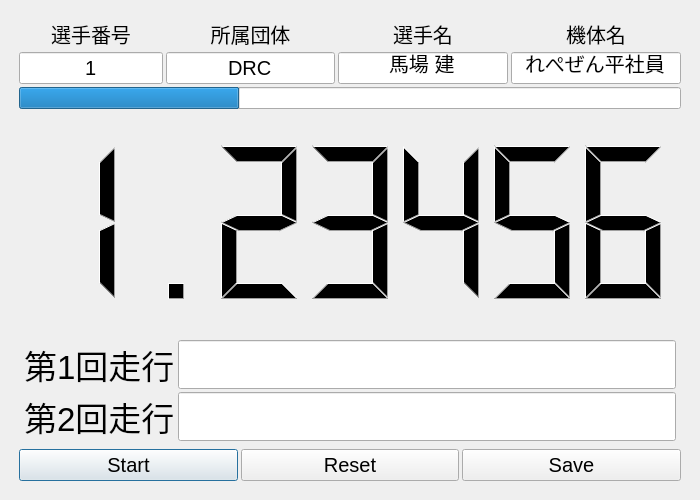
Before: the Qt Designer form TimerGui.ui in taketake25/Laptimer, drawn with Qt 5.
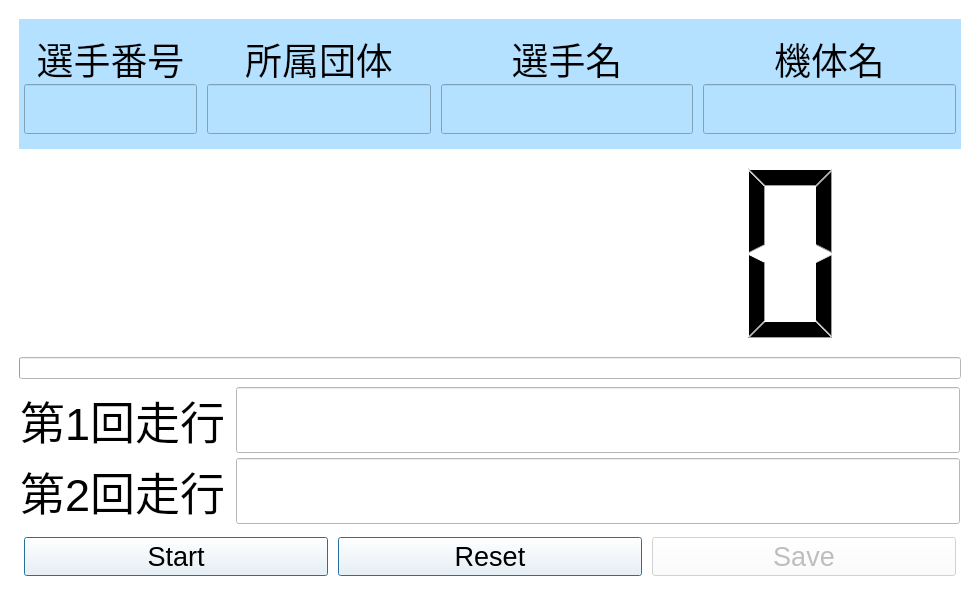
After: the same form once the commit is applied.

Commit message: change color and layout a little

```diff
--- a/TimerGui.ui
+++ b/TimerGui.ui
@@ -6,8 +6,8 @@
    <rect>
     <x>0</x>
     <y>0</y>
-    <width>700</width>
-    <height>500</height>
+    <width>980</width>
+    <height>600</height>
    </rect>
   </property>
   <property name="sizePolicy">
@@ -18,8 +18,8 @@
   </property>
   <property name="minimumSize">
    <size>
-    <width>700</width>
-    <height>500</height>
+    <width>800</width>
+    <height>600</height>
    </size>
   </property>
   <property name="maximumSize">
@@ -31,6 +31,12 @@
   <property name="windowTitle">
    <string>GODO_LapTimer.py</string>
   </property>
+  <property name="autoFillBackground">
+   <bool>false</bool>
+  </property>
+  <property name="styleSheet">
+   <string notr="true">background-color: rgb(255, 255, 255)</string>
+  </property>
   <widget class="QWidget" name="centralwidget">
    <property name="sizePolicy">
     <sizepolicy hsizetype="MinimumExpanding" vsizetype="MinimumExpanding">
@@ -50,6 +56,9 @@
    <property name="autoFillBackground">
     <bool>false</bool>
    </property>
+   <property name="styleSheet">
+    <string notr="true"/>
+   </property>
    <layout class="QHBoxLayout" name="horizontalLayout_2">
     <item>
      <layout class="QVBoxLayout" name="verticalLayout_3" stretch="0,0,0,0,0">
@@ -69,10 +78,32 @@
        <number>10</number>
       </property>
       <item>
+       <widget class="QFrame" name="infomation">
+        <property name="styleSheet">
+         <string notr="true">background-color:rgb(180, 225, 255)</string>
+        </property>
        <layout class="QGridLayout" name="gridLayout">
         <property name="sizeConstraint">
          <enum>QLayout::SetDefaultConstraint</enum>
         </property>
+         <property name="leftMargin">
+          <number>5</number>
+         </property>
+         <property name="topMargin">
+          <number>15</number>
+         </property>
+         <property name="rightMargin">
+          <number>5</number>
+         </property>
+         <property name="bottomMargin">
+          <number>15</number>
+         </property>
+         <property name="horizontalSpacing">
+          <number>10</number>
+         </property>
+         <property name="verticalSpacing">
+          <number>0</number>
+         </property>
         <item row="0" column="0">
          <widget class="QLabel" name="keyLabel">
           <property name="sizePolicy">
@@ -89,9 +120,15 @@
           </property>
           <property name="font">
            <font>
-            <pointsize>15</pointsize>
-           </font>
-          </property>
+             <pointsize>28</pointsize>
+            </font>
+           </property>
+           <property name="autoFillBackground">
+            <bool>false</bool>
+           </property>
+           <property name="styleSheet">
+            <string notr="true"/>
+           </property>
           <property name="text">
            <string>選手番号</string>
           </property>
@@ -101,6 +138,90 @@
           <property name="alignment">
            <set>Qt::AlignCenter</set>
           </property>
+           <property name="margin">
+            <number>10</number>
+           </property>
+          </widget>
+         </item>
+         <item row="1" column="1">
+          <widget class="QLineEdit" name="group">
+           <property name="minimumSize">
+            <size>
+             <width>0</width>
+             <height>0</height>
+            </size>
+           </property>
+           <property name="maximumSize">
+            <size>
+             <width>300</width>
+             <height>16777215</height>
+            </size>
+           </property>
+           <property name="font">
+            <font>
+             <pointsize>28</pointsize>
+            </font>
+           </property>
+           <property name="focusPolicy">
+            <enum>Qt::StrongFocus</enum>
+           </property>
+           <property name="contextMenuPolicy">
+            <enum>Qt::DefaultContextMenu</enum>
+           </property>
+           <property name="autoFillBackground">
+            <bool>false</bool>
+           </property>
+           <property name="styleSheet">
+            <string notr="true"/>
+           </property>
+           <property name="text">
+            <string/>
+           </property>
+           <property name="maxLength">
+            <number>25</number>
+           </property>
+           <property name="alignment">
+            <set>Qt::AlignCenter</set>
+           </property>
+          </widget>
+         </item>
+         <item row="0" column="1">
+          <widget class="QLabel" name="groupLabel">
+           <property name="sizePolicy">
+            <sizepolicy hsizetype="Preferred" vsizetype="Fixed">
+             <horstretch>0</horstretch>
+             <verstretch>0</verstretch>
+            </sizepolicy>
+           </property>
+           <property name="maximumSize">
+            <size>
+             <width>16777215</width>
+             <height>50</height>
+            </size>
+           </property>
+           <property name="font">
+            <font>
+             <pointsize>28</pointsize>
+            </font>
+           </property>
+           <property name="autoFillBackground">
+            <bool>false</bool>
+           </property>
+           <property name="styleSheet">
+            <string notr="true"/>
+           </property>
+           <property name="text">
+            <string>所属団体</string>
+           </property>
+           <property name="scaledContents">
+            <bool>false</bool>
+           </property>
+           <property name="alignment">
+            <set>Qt::AlignCenter</set>
+           </property>
+           <property name="margin">
+            <number>10</number>
+           </property>
          </widget>
         </item>
         <item row="1" column="0">
@@ -119,13 +240,13 @@
           </property>
           <property name="maximumSize">
            <size>
-            <width>150</width>
+             <width>250</width>
             <height>16777215</height>
            </size>
           </property>
           <property name="font">
            <font>
-            <pointsize>15</pointsize>
+             <pointsize>28</pointsize>
            </font>
           </property>
           <property name="focusPolicy">
@@ -134,59 +255,17 @@
           <property name="contextMenuPolicy">
            <enum>Qt::DefaultContextMenu</enum>
           </property>
-          <property name="text">
-           <string>1</string>
-          </property>
-          <property name="alignment">
-           <set>Qt::AlignCenter</set>
-          </property>
-         </widget>
-        </item>
-        <item row="0" column="1">
-         <widget class="QLabel" name="groupLabel">
-          <property name="sizePolicy">
-           <sizepolicy hsizetype="Preferred" vsizetype="Fixed">
-            <horstretch>0</horstretch>
-            <verstretch>0</verstretch>
-           </sizepolicy>
-          </property>
-          <property name="maximumSize">
-           <size>
-            <width>16777215</width>
-            <height>50</height>
-           </size>
-          </property>
-          <property name="font">
-           <font>
-            <pointsize>15</pointsize>
-           </font>
-          </property>
-          <property name="text">
-           <string>所属団体</string>
-          </property>
-          <property name="scaledContents">
+           <property name="autoFillBackground">
            <bool>false</bool>
           </property>
-          <property name="alignment">
-           <set>Qt::AlignCenter</set>
-          </property>
-         </widget>
-        </item>
-        <item row="1" column="1">
-         <widget class="QLineEdit" name="group">
-          <property name="font">
-           <font>
-            <pointsize>15</pointsize>
-           </font>
-          </property>
-          <property name="focusPolicy">
-           <enum>Qt::StrongFocus</enum>
-          </property>
-          <property name="contextMenuPolicy">
-           <enum>Qt::DefaultContextMenu</enum>
+           <property name="styleSheet">
+            <string notr="true"/>
           </property>
           <property name="text">
-           <string>DRC</string>
+            <string/>
+           </property>
+           <property name="maxLength">
+            <number>25</number>
           </property>
           <property name="alignment">
            <set>Qt::AlignCenter</set>
@@ -195,9 +274,15 @@
         </item>
         <item row="1" column="2">
          <widget class="QLineEdit" name="name">
+           <property name="maximumSize">
+            <size>
+             <width>350</width>
+             <height>16777215</height>
+            </size>
+           </property>
           <property name="font">
            <font>
-            <pointsize>15</pointsize>
+             <pointsize>28</pointsize>
            </font>
           </property>
           <property name="focusPolicy">
@@ -206,8 +291,17 @@
           <property name="contextMenuPolicy">
            <enum>Qt::DefaultContextMenu</enum>
           </property>
+           <property name="autoFillBackground">
+            <bool>false</bool>
+           </property>
+           <property name="styleSheet">
+            <string notr="true"/>
+           </property>
           <property name="text">
-           <string>馬場 建</string>
+            <string/>
+           </property>
+           <property name="maxLength">
+            <number>25</number>
           </property>
           <property name="alignment">
            <set>Qt::AlignCenter</set>
@@ -218,7 +312,7 @@
          <widget class="QLineEdit" name="machineName">
           <property name="font">
            <font>
-            <pointsize>15</pointsize>
+             <pointsize>28</pointsize>
            </font>
           </property>
           <property name="focusPolicy">
@@ -227,8 +321,17 @@
           <property name="contextMenuPolicy">
            <enum>Qt::DefaultContextMenu</enum>
           </property>
+           <property name="autoFillBackground">
+            <bool>false</bool>
+           </property>
+           <property name="styleSheet">
+            <string notr="true"/>
+           </property>
           <property name="text">
-           <string>れぺぜん平社員</string>
+            <string/>
+           </property>
+           <property name="maxLength">
+            <number>25</number>
           </property>
           <property name="alignment">
            <set>Qt::AlignCenter</set>
@@ -251,9 +354,15 @@
           </property>
           <property name="font">
            <font>
-            <pointsize>15</pointsize>
-           </font>
-          </property>
+             <pointsize>28</pointsize>
+            </font>
+           </property>
+           <property name="autoFillBackground">
+            <bool>false</bool>
+           </property>
+           <property name="styleSheet">
+            <string notr="true"/>
+           </property>
           <property name="text">
            <string>選手名</string>
           </property>
@@ -263,6 +372,9 @@
           <property name="alignment">
            <set>Qt::AlignCenter</set>
           </property>
+           <property name="margin">
+            <number>10</number>
+           </property>
          </widget>
         </item>
         <item row="0" column="3">
@@ -281,9 +393,15 @@
           </property>
           <property name="font">
            <font>
-            <pointsize>15</pointsize>
-           </font>
-          </property>
+             <pointsize>28</pointsize>
+            </font>
+           </property>
+           <property name="autoFillBackground">
+            <bool>false</bool>
+           </property>
+           <property name="styleSheet">
+            <string notr="true"/>
+           </property>
           <property name="text">
            <string>機体名</string>
           </property>
@@ -293,33 +411,12 @@
           <property name="alignment">
            <set>Qt::AlignCenter</set>
           </property>
+           <property name="margin">
+            <number>10</number>
+           </property>
          </widget>
         </item>
        </layout>
-      </item>
-      <item>
-       <widget class="QProgressBar" name="timeLimit">
-        <property name="sizePolicy">
-         <sizepolicy hsizetype="Preferred" vsizetype="Fixed">
-          <horstretch>0</horstretch>
-          <verstretch>0</verstretch>
-         </sizepolicy>
-        </property>
-        <property name="maximum">
-         <number>180</number>
-        </property>
-        <property name="value">
-         <number>60</number>
-        </property>
-        <property name="textVisible">
-         <bool>false</bool>
-        </property>
-        <property name="invertedAppearance">
-         <bool>false</bool>
-        </property>
-        <property name="format">
-         <string>%p%</string>
-        </property>
        </widget>
       </item>
       <item>
@@ -345,6 +442,12 @@
           <height>16777215</height>
          </size>
         </property>
+        <property name="autoFillBackground">
+         <bool>false</bool>
+        </property>
+        <property name="styleSheet">
+         <string notr="true">background-color:rgb(255, 255, 255)</string>
+        </property>
         <property name="frameShape">
          <enum>QFrame::NoFrame</enum>
         </property>
@@ -361,24 +464,59 @@
          <enum>QLCDNumber::Filled</enum>
         </property>
         <property name="value" stdset="0">
-         <double>1.234560000000000</double>
+         <double>0.000000000000000</double>
         </property>
        </widget>
       </item>
       <item>
+       <widget class="QProgressBar" name="timeLimit">
+        <property name="sizePolicy">
+         <sizepolicy hsizetype="Preferred" vsizetype="Fixed">
+          <horstretch>0</horstretch>
+          <verstretch>0</verstretch>
+         </sizepolicy>
+        </property>
+        <property name="maximum">
+         <number>100</number>
+        </property>
+        <property name="value">
+         <number>0</number>
+        </property>
+        <property name="textVisible">
+         <bool>false</bool>
+        </property>
+        <property name="invertedAppearance">
+         <bool>false</bool>
+        </property>
+        <property name="format">
+         <string>%p%</string>
+        </property>
+       </widget>
+      </item>
+      <item>
+       <widget class="QFrame" name="pastTime">
+        <property name="styleSheet">
+         <string notr="true"/>
+        </property>
        <layout class="QGridLayout" name="gridLayout_2" rowstretch="0,0">
         <property name="leftMargin">
-         <number>5</number>
+          <number>1</number>
         </property>
         <property name="topMargin">
          <number>5</number>
         </property>
         <property name="rightMargin">
-         <number>5</number>
+          <number>1</number>
         </property>
         <property name="bottomMargin">
          <number>5</number>
         </property>
+         <property name="horizontalSpacing">
+          <number>10</number>
+         </property>
+         <property name="verticalSpacing">
+          <number>5</number>
+         </property>
         <item row="0" column="0">
          <widget class="QLabel" name="firstTime">
           <property name="sizePolicy">
@@ -389,14 +527,20 @@
           </property>
           <property name="font">
            <font>
-            <pointsize>25</pointsize>
-           </font>
-          </property>
+             <pointsize>34</pointsize>
+            </font>
+           </property>
+           <property name="autoFillBackground">
+            <bool>false</bool>
+           </property>
+           <property name="styleSheet">
+            <string notr="true"/>
+           </property>
           <property name="text">
            <string>第1回走行</string>
           </property>
           <property name="margin">
-           <number>8</number>
+            <number>10</number>
           </property>
          </widget>
         </item>
@@ -410,7 +554,7 @@
           </property>
           <property name="font">
            <font>
-            <pointsize>25</pointsize>
+             <pointsize>34</pointsize>
            </font>
           </property>
           <property name="focusPolicy">
@@ -419,6 +563,12 @@
           <property name="contextMenuPolicy">
            <enum>Qt::DefaultContextMenu</enum>
           </property>
+           <property name="autoFillBackground">
+            <bool>false</bool>
+           </property>
+           <property name="styleSheet">
+            <string notr="true"/>
+           </property>
           <property name="alignment">
            <set>Qt::AlignCenter</set>
           </property>
@@ -434,14 +584,20 @@
           </property>
           <property name="font">
            <font>
-            <pointsize>25</pointsize>
-           </font>
-          </property>
+             <pointsize>34</pointsize>
+            </font>
+           </property>
+           <property name="autoFillBackground">
+            <bool>false</bool>
+           </property>
+           <property name="styleSheet">
+            <string notr="true"/>
+           </property>
           <property name="text">
            <string>第2回走行</string>
           </property>
           <property name="margin">
-           <number>8</number>
+            <number>10</number>
           </property>
          </widget>
         </item>
@@ -455,7 +611,7 @@
           </property>
           <property name="font">
            <font>
-            <pointsize>25</pointsize>
+             <pointsize>34</pointsize>
            </font>
           </property>
           <property name="focusPolicy">
@@ -464,25 +620,57 @@
           <property name="contextMenuPolicy">
            <enum>Qt::DefaultContextMenu</enum>
           </property>
+           <property name="autoFillBackground">
+            <bool>false</bool>
+           </property>
+           <property name="styleSheet">
+            <string notr="true"/>
+           </property>
           <property name="alignment">
            <set>Qt::AlignCenter</set>
           </property>
          </widget>
         </item>
        </layout>
+       </widget>
       </item>
       <item>
+       <widget class="QFrame" name="Buttons">
+        <property name="styleSheet">
+         <string notr="true"/>
+        </property>
        <layout class="QHBoxLayout" name="horizontalLayout_3">
+         <property name="spacing">
+          <number>10</number>
+         </property>
+         <property name="leftMargin">
+          <number>5</number>
+         </property>
+         <property name="topMargin">
+          <number>5</number>
+         </property>
+         <property name="rightMargin">
+          <number>5</number>
+         </property>
+         <property name="bottomMargin">
+          <number>5</number>
+         </property>
         <item>
          <widget class="QPushButton" name="start">
           <property name="font">
            <font>
-            <pointsize>15</pointsize>
-           </font>
-          </property>
+             <pointsize>20</pointsize>
+            </font>
+           </property>
+           <property name="styleSheet">
+            <string notr="true"/>
+           </property>
           <property name="text">
            <string>Start</string>
           </property>
+           <property name="autoDefault">
+            <bool>false</bool>
+           </property>
           <property name="default">
            <bool>true</bool>
           </property>
@@ -492,27 +680,49 @@
          <widget class="QPushButton" name="reset">
           <property name="font">
            <font>
-            <pointsize>15</pointsize>
-           </font>
-          </property>
+             <pointsize>20</pointsize>
+            </font>
+           </property>
+           <property name="styleSheet">
+            <string notr="true"/>
+           </property>
           <property name="text">
            <string>Reset</string>
           </property>
+           <property name="autoDefault">
+            <bool>false</bool>
+           </property>
+           <property name="default">
+            <bool>true</bool>
+           </property>
          </widget>
         </item>
         <item>
          <widget class="QPushButton" name="save">
+           <property name="enabled">
+            <bool>false</bool>
+           </property>
           <property name="font">
            <font>
-            <pointsize>15</pointsize>
-           </font>
-          </property>
+             <pointsize>20</pointsize>
+            </font>
+           </property>
+           <property name="styleSheet">
+            <string notr="true"/>
+           </property>
           <property name="text">
            <string>Save</string>
           </property>
+           <property name="autoDefault">
+            <bool>false</bool>
+           </property>
+           <property name="default">
+            <bool>true</bool>
+           </property>
          </widget>
         </item>
        </layout>
+       </widget>
       </item>
      </layout>
     </item>
```
Lines whose indentation alone changed are shown as unchanged.
